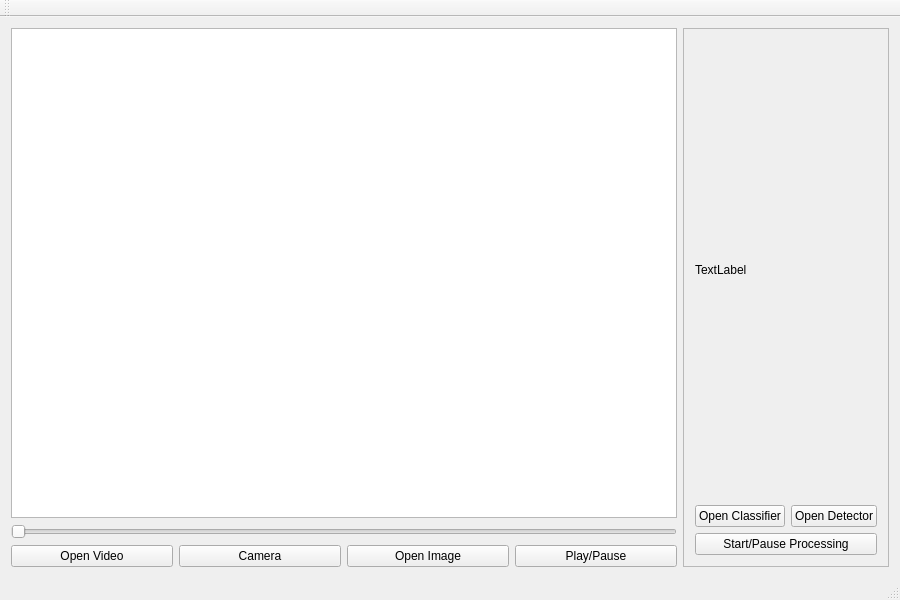
Old version of the form mainwindow.ui in the repository QilinGu/qrecognition.
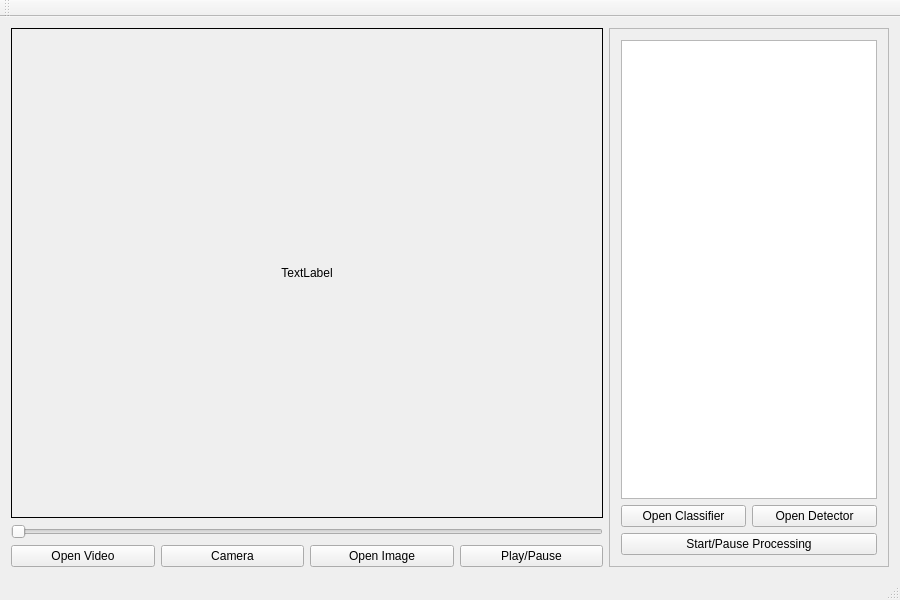
New version of the form.

Patch:
```diff
--- a/mainwindow.ui
+++ b/mainwindow.ui
@@ -55,25 +55,6 @@
       </property>
      </widget>
     </item>
-    <item row="0" column="0" colspan="4">
-     <widget class="QGraphicsView" name="graphicsView">
-      <property name="autoFillBackground">
-       <bool>true</bool>
-      </property>
-      <property name="verticalScrollBarPolicy">
-       <enum>Qt::ScrollBarAlwaysOff</enum>
-      </property>
-      <property name="horizontalScrollBarPolicy">
-       <enum>Qt::ScrollBarAlwaysOff</enum>
-      </property>
-      <property name="interactive">
-       <bool>false</bool>
-      </property>
-      <property name="renderHints">
-       <set>QPainter::Antialiasing|QPainter::SmoothPixmapTransform|QPainter::TextAntialiasing</set>
-      </property>
-     </widget>
-    </item>
     <item row="2" column="3">
      <widget class="QPushButton" name="pushButtonPlay">
       <property name="text">
@@ -90,13 +71,6 @@
        <enum>QFrame::Raised</enum>
       </property>
       <layout class="QGridLayout" name="gridLayout">
-       <item row="1" column="1">
-        <widget class="QPushButton" name="pushButtonOpenDetector">
-         <property name="text">
-          <string>Open Detector</string>
-         </property>
-        </widget>
-       </item>
        <item row="1" column="0">
         <widget class="QPushButton" name="pushButtonOpenClassifier">
          <property name="text">
@@ -104,10 +78,10 @@
          </property>
         </widget>
        </item>
-       <item row="0" column="0" colspan="2">
-        <widget class="QLabel" name="label">
+       <item row="1" column="1">
+        <widget class="QPushButton" name="pushButtonOpenDetector">
          <property name="text">
-          <string>TextLabel</string>
+          <string>Open Detector</string>
          </property>
         </widget>
        </item>
@@ -118,9 +92,44 @@
          </property>
         </widget>
        </item>
+       <item row="0" column="0" colspan="2">
+        <widget class="QGraphicsView" name="graphicsView">
+         <property name="autoFillBackground">
+          <bool>true</bool>
+         </property>
+         <property name="verticalScrollBarPolicy">
+          <enum>Qt::ScrollBarAlwaysOff</enum>
+         </property>
+         <property name="horizontalScrollBarPolicy">
+          <enum>Qt::ScrollBarAlwaysOff</enum>
+         </property>
+         <property name="interactive">
+          <bool>false</bool>
+         </property>
+         <property name="renderHints">
+          <set>QPainter::Antialiasing|QPainter::SmoothPixmapTransform|QPainter::TextAntialiasing</set>
+         </property>
+        </widget>
+       </item>
       </layout>
      </widget>
     </item>
+    <item row="0" column="0" colspan="4">
+     <widget class="QLabel" name="label">
+      <property name="frameShape">
+       <enum>QFrame::Box</enum>
+      </property>
+      <property name="frameShadow">
+       <enum>QFrame::Plain</enum>
+      </property>
+      <property name="text">
+       <string>TextLabel</string>
+      </property>
+      <property name="alignment">
+       <set>Qt::AlignCenter</set>
+      </property>
+     </widget>
+    </item>
    </layout>
   </widget>
   <widget class="QMenuBar" name="menuBar">
```
